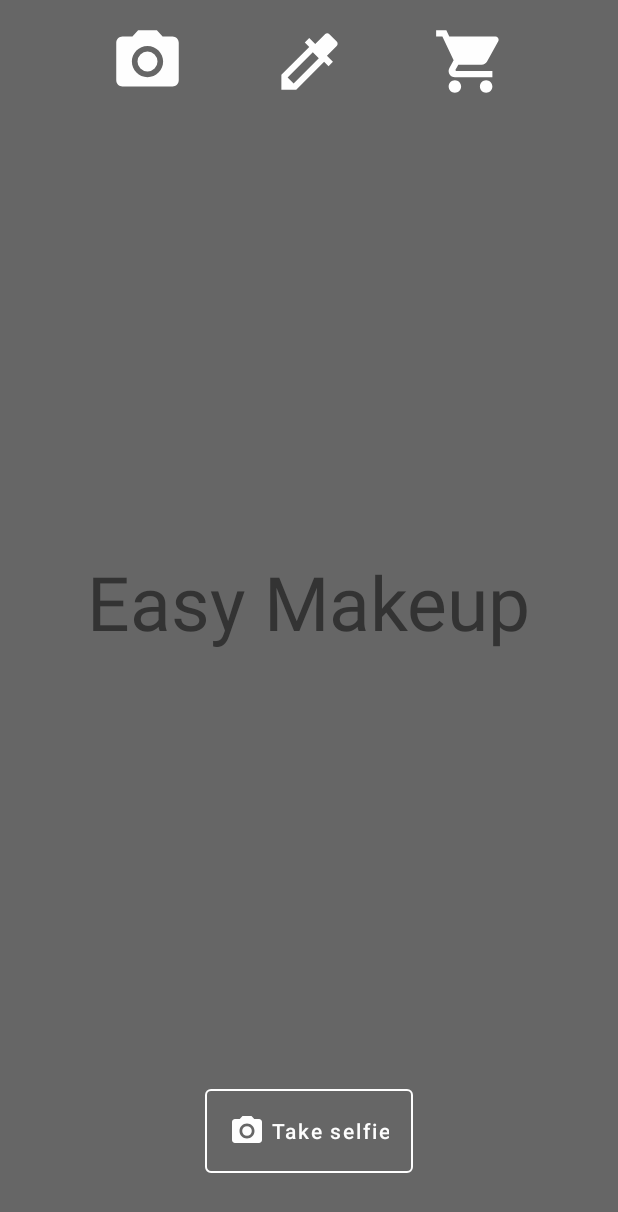
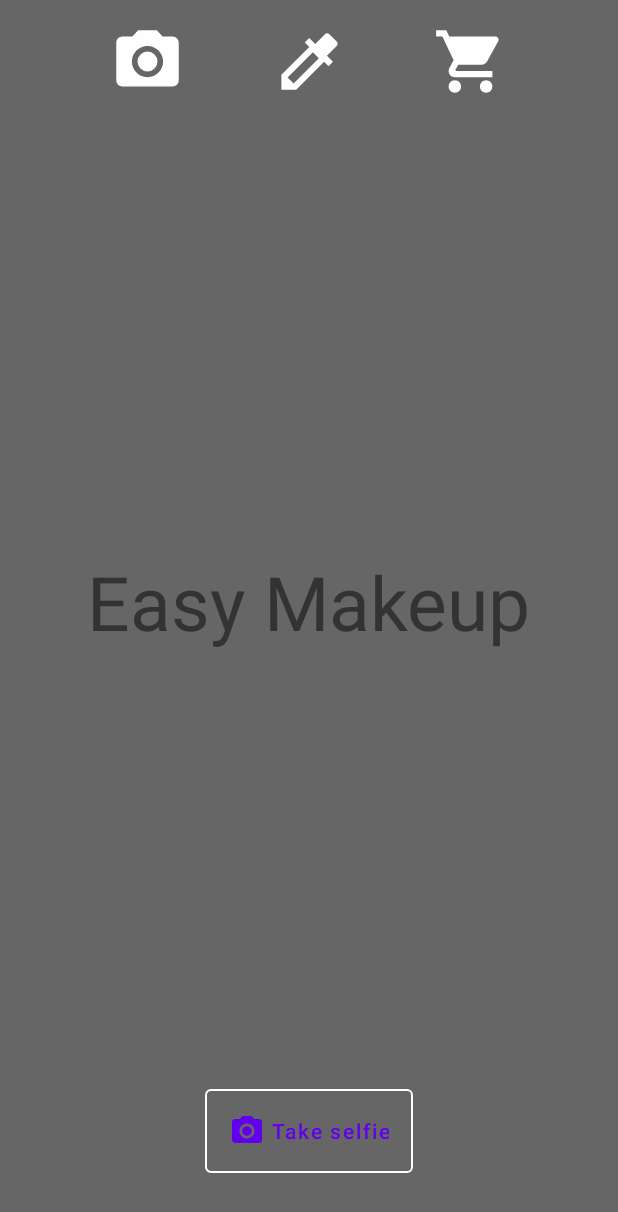
Before and after one commit to milosursulovic/easy-makeup, an Android app: the screen it shows after launch (MainActivity), on a phone screen of 412 x 824 dp. Shown: the top 1212 px of the screen. Run offline under Robolectric (Android 15) with nearby library versions, the phone set to English and light mode, and no system bars; our stand-ins replace Dagger/Hilt's generated code.

Commit message:
Restore primary color for light theme

```diff
--- a/app/src/main/res/values/themes.xml
+++ b/app/src/main/res/values/themes.xml
@@ -2,7 +2,7 @@
     <!-- Base application theme. -->
     <style name="Theme.EasyMakeup" parent="Theme.MaterialComponents.DayNight.NoActionBar">
         <!-- Primary brand color. -->
-        <item name="colorPrimary">@color/ep_white</item>
+        <item name="colorPrimary">@color/purple_500</item>
         <item name="colorPrimaryVariant">@color/purple_700</item>
         <item name="colorOnPrimary">@color/white</item>
         <!-- Secondary brand color. -->
```
